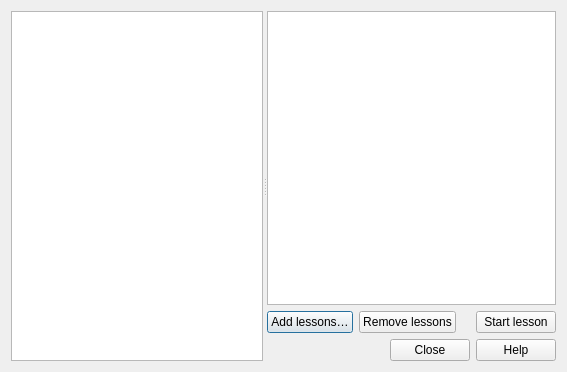
First picture: the form in ui/qtutorlibrarydialogbase.ui, repository alexbruy/qtutor, before the edit.
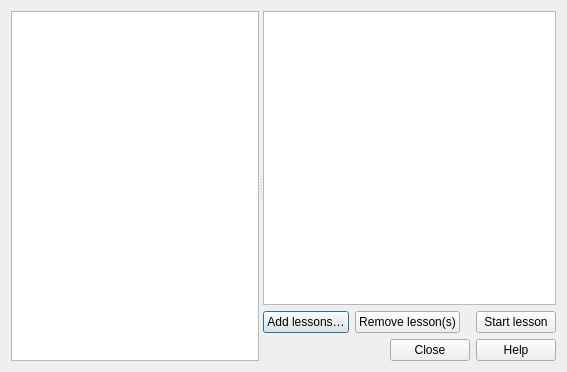
Second picture: the form after the edit.

Commit message: correctly update library dialog when group or lesson selected

Diff of the .ui file:
```diff
--- a/ui/qtutorlibrarydialogbase.ui
+++ b/ui/qtutorlibrarydialogbase.ui
@@ -60,7 +60,7 @@
        <item row="1" column="1">
         <widget class="QPushButton" name="btnRemoveLessons">
          <property name="text">
-          <string>Remove lessons</string>
+          <string>Remove lesson(s)</string>
          </property>
         </widget>
        </item>
```
The commit also changes 1 other file.
